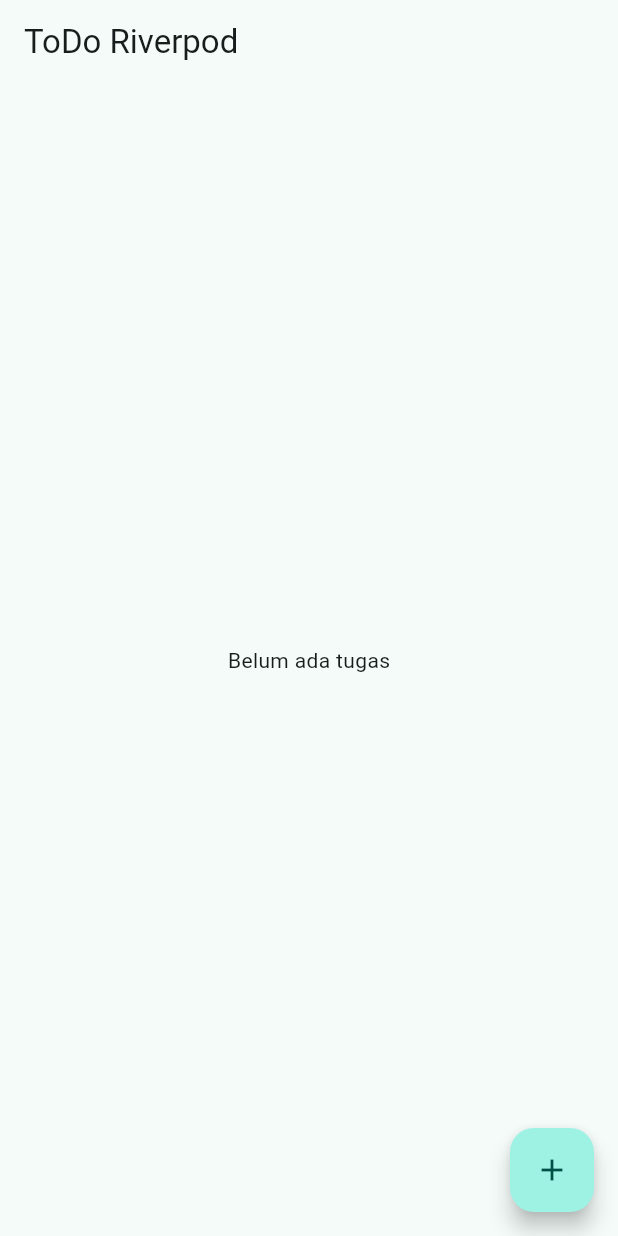
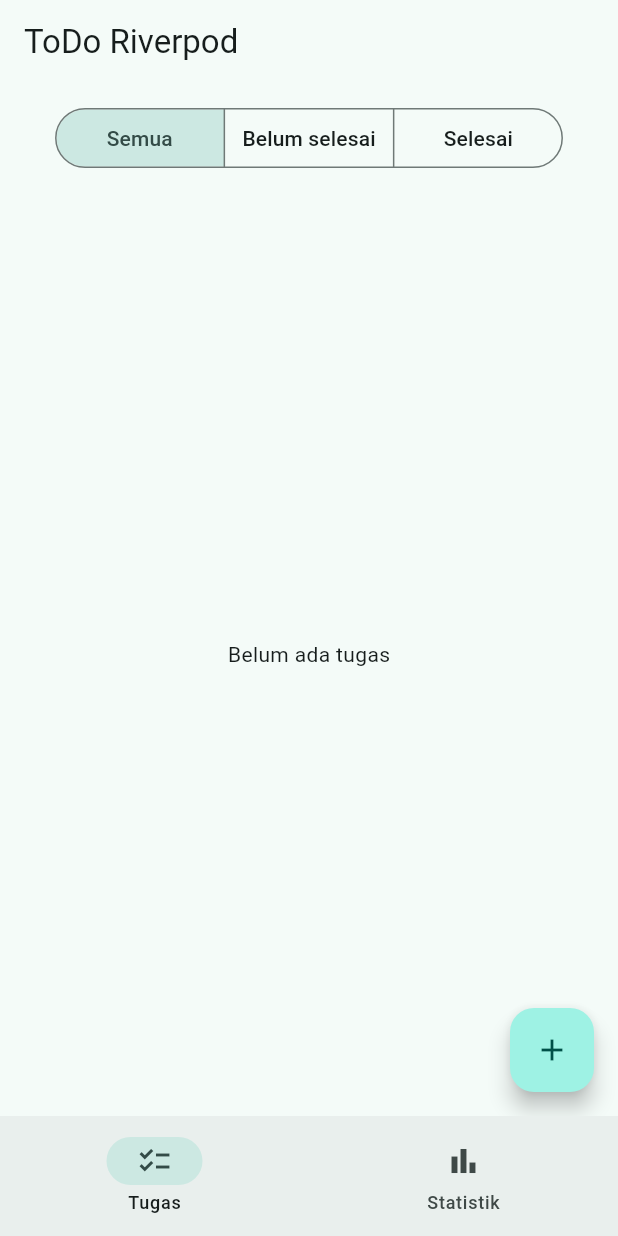
Before and after one commit to nevita275/244107020208-mobile-course, a Flutter app: the screen it shows after launch, on a phone screen of 412 x 824 dp. Run offline on Flutter 3.47's test engine with Material 3 defaults, Android fonts, the phone set to English and light mode, and no system bars; our stand-ins replace flutter_riverpod, go_router.

```diff
--- a/03-week-3-navigation-state-management/week3_todo/lib/main.dart
+++ b/03-week-3-navigation-state-management/week3_todo/lib/main.dart
@@ -1,15 +1,18 @@
 import 'package:flutter/material.dart';
 import 'package:flutter_riverpod/flutter_riverpod.dart';
-import 'pages/todo_page.dart';
+import 'router.dart';
 
 void main() => runApp(const ProviderScope(child: MyApp()));
 
-class MyApp extends StatelessWidget {
+class MyApp extends ConsumerWidget {
   const MyApp({super.key});
+
   @override
-  Widget build(BuildContext context) => MaterialApp(
-        title: 'Week 3 - ToDo',
-        theme: ThemeData(colorSchemeSeed: Colors.teal, useMaterial3: true),
-        home: const TodoPage(),
-      );
+  Widget build(BuildContext context, WidgetRef ref) {
+    return MaterialApp.router(
+      title: 'Week 3 - ToDo',
+      routerConfig: ref.watch(routerProvider),
+      theme: ThemeData(colorSchemeSeed: Colors.teal, useMaterial3: true),
+    );
+  }
 }
--- /dev/null
+++ b/03-week-3-navigation-state-management/week3_todo/lib/pages/scaffold_with_nav_bar.dart
@@ -0,0 +1,25 @@
+import 'package:flutter/material.dart';
+import 'package:go_router/go_router.dart';
+
+class ScaffoldWithNavBar extends StatelessWidget {
+  const ScaffoldWithNavBar({super.key, required this.navigationShell});
+  final StatefulNavigationShell navigationShell;
+
+  @override
+  Widget build(BuildContext context) {
+    return Scaffold(
+      body: navigationShell,
+      bottomNavigationBar: NavigationBar(
+        selectedIndex: navigationShell.currentIndex,
+        onDestinationSelected: (index) => navigationShell.goBranch(
+          index,
+          initialLocation: index == navigationShell.currentIndex,
+        ),
+        destinations: const [
+          NavigationDestination(icon: Icon(Icons.checklist), label: 'Tugas'),
+          NavigationDestination(icon: Icon(Icons.bar_chart), label: 'Statistik'),
+        ],
+      ),
+    );
+  }
+}
--- a/03-week-3-navigation-state-management/week3_todo/lib/pages/todo_page.dart
+++ b/03-week-3-navigation-state-management/week3_todo/lib/pages/todo_page.dart
@@ -1,5 +1,6 @@
 import 'package:flutter/material.dart';
 import 'package:flutter_riverpod/flutter_riverpod.dart';
+import '../providers/todo_derived_providers.dart';
 import '../providers/todo_provider.dart';
 import '../widgets/add_todo_dialog.dart';
 import '../widgets/todo_tile.dart';
@@ -19,25 +20,14 @@ class TodoPage extends ConsumerWidget {
 
   @override
   Widget build(BuildContext context, WidgetRef ref) {
-    final todos = ref.watch(todoListProvider);
-    final notifier = ref.read(todoListProvider.notifier);
-
     return Scaffold(
       appBar: AppBar(title: const Text('ToDo Riverpod')),
-      body: todos.isEmpty
-          ? const Center(child: Text('Belum ada tugas'))
-          : ListView.builder(
-              itemCount: todos.length,
-              itemBuilder: (context, i) {
-                final todo = todos[i];
-                return TodoTile(
-                  key: ValueKey(todo.id),
-                  todo: todo,
-                  onToggle: () => notifier.toggle(todo.id),
-                  onDelete: () => notifier.remove(todo.id),
-                );
-              },
-            ),
+      body: const Column(
+        children: [
+          _FilterBar(),
+          Expanded(child: _TodoList()),
+        ],
+      ),
       floatingActionButton: FloatingActionButton(
         onPressed: () => _addTodo(context, ref),
         child: const Icon(Icons.add),
@@ -45,3 +35,57 @@ class TodoPage extends ConsumerWidget {
     );
   }
 }
+
+class _FilterBar extends ConsumerWidget {
+  const _FilterBar();
+
+  @override
+  Widget build(BuildContext context, WidgetRef ref) {
+    final filter = ref.watch(todoFilterProvider);
+    return Padding(
+      padding: const EdgeInsets.all(12),
+      child: SegmentedButton<TodoFilter>(
+        showSelectedIcon: false,
+        segments: const [
+          ButtonSegment(value: TodoFilter.all, label: Text('Semua')),
+          ButtonSegment(value: TodoFilter.active, label: Text('Belum selesai')),
+          ButtonSegment(value: TodoFilter.completed, label: Text('Selesai')),
+        ],
+        selected: {filter},
+        onSelectionChanged: (s) =>
+            ref.read(todoFilterProvider.notifier).set(s.first),
+      ),
+    );
+  }
+}
+
+class _TodoList extends ConsumerWidget {
+  const _TodoList();
+
+  @override
+  Widget build(BuildContext context, WidgetRef ref) {
+    final all = ref.watch(todoListProvider);
+    final visible = ref.watch(filteredTodosProvider);
+
+    if (all.isEmpty) {
+      return const Center(child: Text('Belum ada tugas'));
+    }
+    if (visible.isEmpty) {
+      return const Center(child: Text('Tidak ada tugas pada filter ini'));
+    }
+
+    final notifier = ref.read(todoListProvider.notifier);
+    return ListView.builder(
+      itemCount: visible.length,
+      itemBuilder: (context, i) {
+        final todo = visible[i];
+        return TodoTile(
+          key: ValueKey(todo.id),
+          todo: todo,
+          onToggle: () => notifier.toggle(todo.id),
+          onDelete: () => notifier.remove(todo.id),
+        );
+      },
+    );
+  }
+}
--- /dev/null
+++ b/03-week-3-navigation-state-management/week3_todo/lib/providers/todo_derived_providers.dart
@@ -0,0 +1,25 @@
+import 'package:flutter_riverpod/flutter_riverpod.dart';
+import 'todo_provider.dart';
+
+enum TodoFilter { all, active, completed }
+
+class TodoFilterNotifier extends Notifier<TodoFilter> {
+  @override
+  TodoFilter build() => TodoFilter.all;
+
+  void set(TodoFilter filter) => state = filter;
+}
+
+final todoFilterProvider =
+    NotifierProvider<TodoFilterNotifier, TodoFilter>(TodoFilterNotifier.new);
+
+/// Provider turunan: membaca todoListProvider dan todoFilterProvider.
+final filteredTodosProvider = Provider<List<Todo>>((ref) {
+  final todos = ref.watch(todoListProvider);
+  final filter = ref.watch(todoFilterProvider);
+  return switch (filter) {
+    TodoFilter.all => todos,
+    TodoFilter.active => todos.where((t) => !t.done).toList(),
+    TodoFilter.completed => todos.where((t) => t.done).toList(),
+  };
+});
--- /dev/null
+++ b/03-week-3-navigation-state-management/week3_todo/lib/router.dart
@@ -0,0 +1,31 @@
+import 'package:flutter_riverpod/flutter_riverpod.dart';
+import 'package:go_router/go_router.dart';
+import 'pages/scaffold_with_nav_bar.dart';
+import 'pages/stats_page.dart';
+import 'pages/todo_page.dart';
+
+final routerProvider = Provider<GoRouter>((ref) {
+  return GoRouter(
+    initialLocation: '/',
+    routes: [
+      StatefulShellRoute.indexedStack(
+        builder: (context, state, navigationShell) =>
+            ScaffoldWithNavBar(navigationShell: navigationShell),
+        branches: [
+          StatefulShellBranch(routes: [
+            GoRoute(
+              path: '/',
+              builder: (context, state) => const TodoPage(),
+            ),
+          ]),
+          StatefulShellBranch(routes: [
+            GoRoute(
+              path: '/stats',
+              builder: (context, state) => const StatsPage(),
+            ),
+          ]),
+        ],
+      ),
+    ],
+  );
+});
```
Also changed, not shown: 11 other files.
